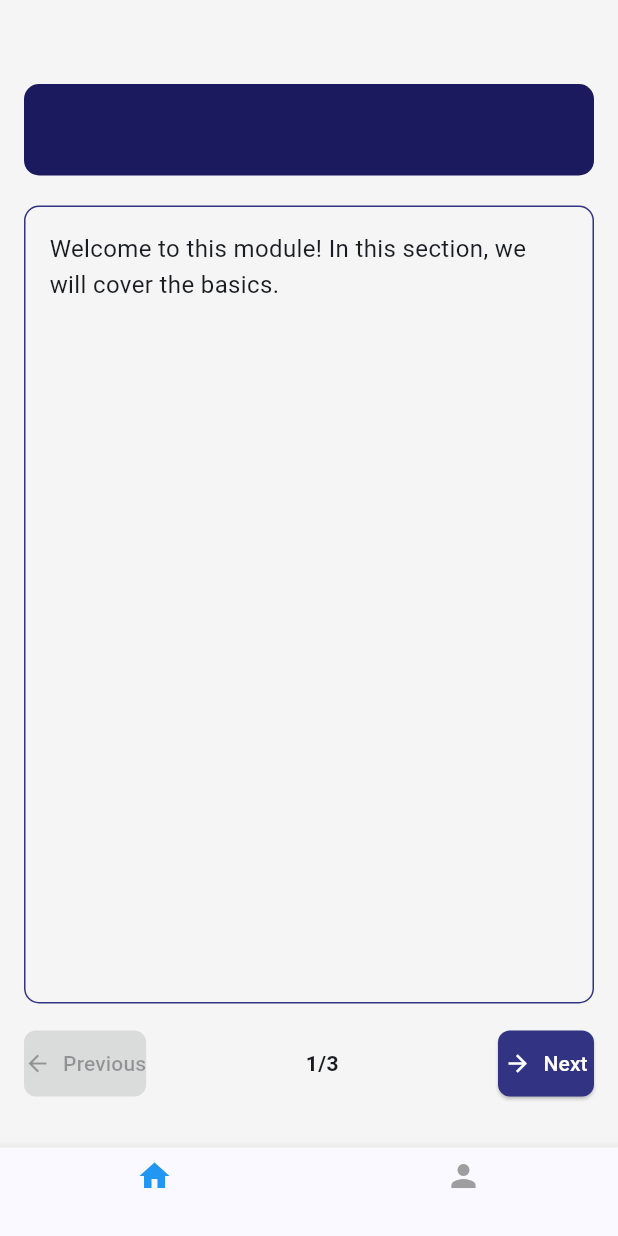
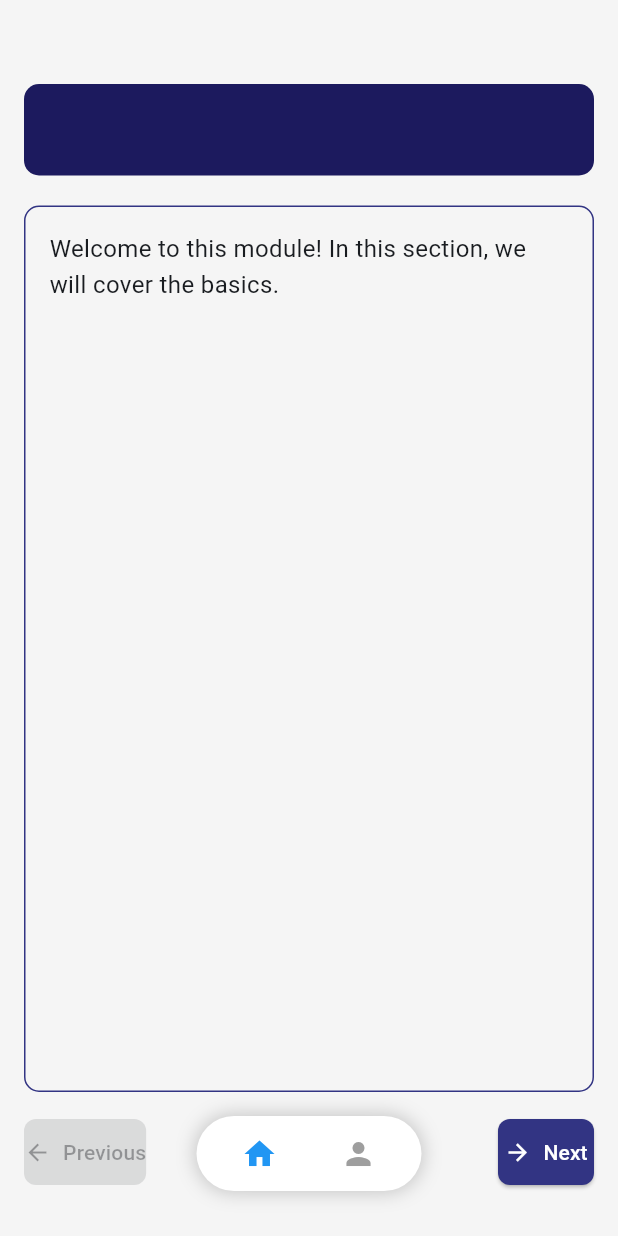
Before and after one commit to Priyanshu-Bej/briffiniApp, a Flutter app: the ContentViewerScreen screen opened directly with empty values, on a phone screen of 412 x 824 dp. Run offline on Flutter 3.47's test engine with Material 3 defaults, Android fonts, the phone set to English and light mode, and no system bars; our stand-ins replace chewie, cloud_firestore, firebase_auth, firebase_core, firebase_storage, video_player; missing offline and left inert: dart:html, dart:ui_web, flutter_pdfview; accounts and stored records are empty.

Commit message:
Changed bottom navigation bar to floating style in content viewer screens

```diff
--- a/lib/screens/content_viewer_screen_mobile.dart
+++ b/lib/screens/content_viewer_screen_mobile.dart
@@ -340,7 +340,9 @@ class _ContentViewerScreenState extends State<ContentViewerScreen> with WidgetsB
 
                 final currentContent = contentList[_currentContentIndex];
 
-                return Padding(
+                return Stack(
+                  children: [
+                    Padding(
                       padding: const EdgeInsets.all(16.0),
                       child: Column(
                         crossAxisAlignment: CrossAxisAlignment.start,
@@ -427,28 +429,61 @@ class _ContentViewerScreenState extends State<ContentViewerScreen> with WidgetsB
                           ),
                         ],
                       ),
+                    ),
+
+                    // Floating navigation bar
+                    Positioned(
+                      left: 0,
+                      right: 0,
+                      bottom: 30,
+                      child: Center(
+                        child: Container(
+                          width: 150,
+                          height: 50,
+                          decoration: BoxDecoration(
+                            color: Colors.white,
+                            borderRadius: BorderRadius.circular(25),
+                            boxShadow: [
+                              BoxShadow(
+                                color: Colors.black.withOpacity(0.2),
+                                blurRadius: 10,
+                                spreadRadius: 1,
+                              ),
+                            ],
+                          ),
+                          child: Row(
+                            mainAxisAlignment: MainAxisAlignment.spaceEvenly,
+                            children: [
+                              IconButton(
+                                icon: Icon(
+                                  Icons.home,
+                                  color: _selectedIndex == 0 ? Colors.blue : Colors.grey,
+                                ),
+                                onPressed: () {
+                                  setState(() {
+                                    _selectedIndex = 0;
+                                  });
+                                },
+                              ),
+                              IconButton(
+                                icon: Icon(
+                                  Icons.person,
+                                  color: _selectedIndex == 1 ? Colors.blue : Colors.grey,
+                                ),
+                                onPressed: () {
+                                  setState(() {
+                                    _selectedIndex = 1;
+                                  });
+                                },
+                              ),
+                            ],
+                          ),
+                        ),
+                      ),
+                    ),
+                  ],
                 );
               },
-            ),
-      bottomNavigationBar: BottomNavigationBar(
-        currentIndex: _selectedIndex,
-        onTap: (index) {
-          setState(() {
-            _selectedIndex = index;
-          });
-        },
-        items: const [
-          BottomNavigationBarItem(
-            icon: Icon(Icons.home),
-            label: '',
-          ),
-          BottomNavigationBarItem(
-            icon: Icon(Icons.person),
-            label: '',
-          ),
-        ],
-        selectedItemColor: Colors.blue,
-        unselectedItemColor: Colors.grey,
             ),
     );
   }
```
Also changed, not shown: lib/screens/content_viewer_screen_web.dart (+56 -21 lines). Lines whose indentation alone changed are shown as unchanged.
